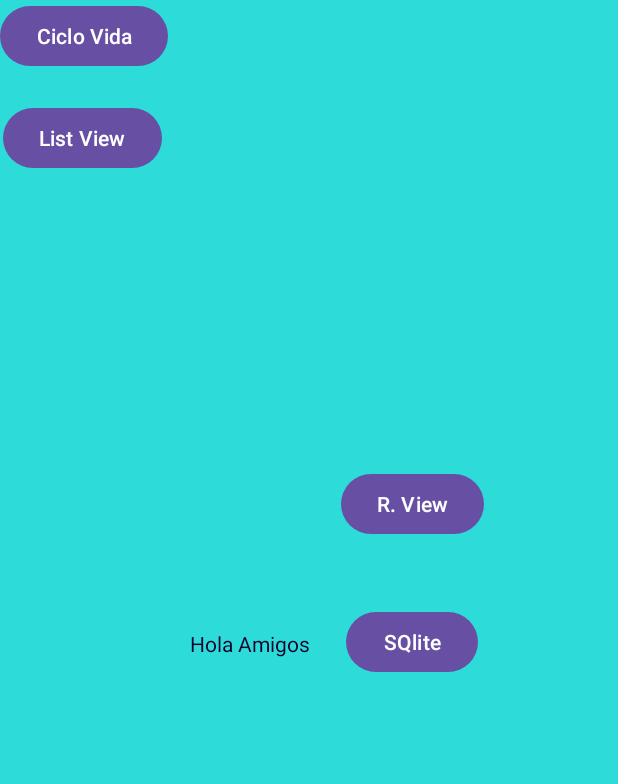
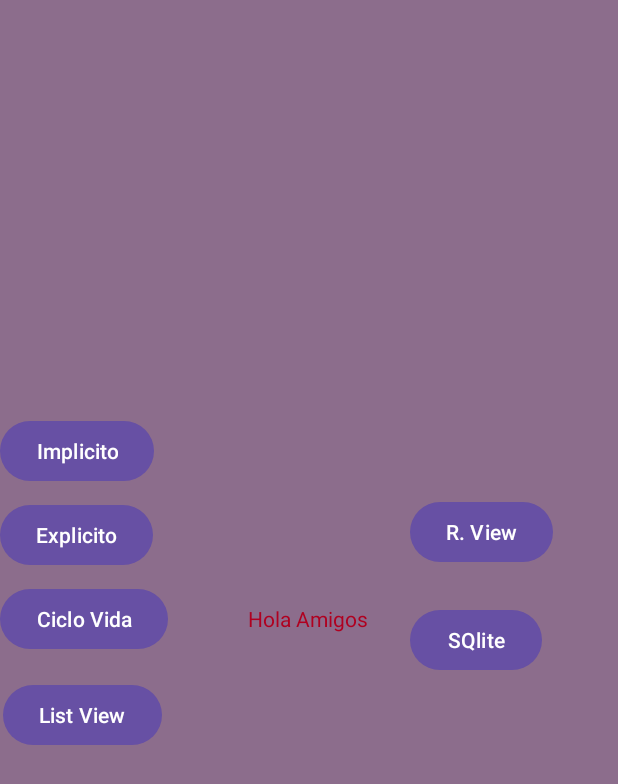
Before and after one commit to TAnthonyR/mov-gr1-perea-soledispa-santiago-jefferson, an Android app: the screen it shows after launch (MainActivity), on a phone screen of 412 x 824 dp. Shown: the top 784 px of the screen. Run offline under Robolectric (Android 15) with nearby library versions, the phone set to English and light mode, and no system bars.

Commit message:
clase 17/01 completaf

```diff
--- a/01-Android/app/src/main/res/layout/activity_main.xml
+++ b/01-Android/app/src/main/res/layout/activity_main.xml
@@ -5,8 +5,8 @@
     android:id="@+id/cl_ciclo_vida"
     android:layout_width="match_parent"
     android:layout_height="match_parent"
-    android:background="@color/font_color"
-    android:backgroundTint="@color/font_color"
+    android:background="@color/design_default_color_primary"
+    android:backgroundTint="@color/material_dynamic_tertiary50"
     tools:context=".MainActivity">
 
     <androidx.constraintlayout.widget.Guideline
@@ -20,26 +20,38 @@
         android:id="@+id/btn_sqlite"
         android:layout_width="wrap_content"
         android:layout_height="wrap_content"
-        android:layout_marginStart="24dp"
+        android:layout_marginStart="28dp"
         android:text="SQlite"
         app:layout_constraintBottom_toBottomOf="@+id/textView"
         app:layout_constraintStart_toEndOf="@+id/textView"
         app:layout_constraintTop_toTopOf="@+id/textView"
-        app:layout_constraintVertical_bias="0.551" />
+        app:layout_constraintVertical_bias="0.0" />
+
+    <Button
+        android:id="@+id/btn_ir_intent_explicito"
+        android:layout_width="wrap_content"
+        android:layout_height="wrap_content"
+        android:layout_marginBottom="8dp"
+        android:text="Explicito"
+        app:layout_constraintBottom_toTopOf="@+id/btn_ciclo_vida"
+        app:layout_constraintEnd_toEndOf="@+id/btn_ciclo_vida"
+        app:layout_constraintHorizontal_bias="0.0"
+        app:layout_constraintStart_toStartOf="@+id/btn_ciclo_vida" />
 
     <Button
         android:id="@+id/btn_ciclo_vida"
         android:layout_width="wrap_content"
         android:layout_height="wrap_content"
         android:text="Ciclo Vida"
-        tools:layout_editor_absoluteX="58dp"
-        tools:layout_editor_absoluteY="403dp" />
+        app:layout_constraintBottom_toBottomOf="@+id/textView"
+        app:layout_constraintTop_toTopOf="@+id/textView"
+        tools:layout_editor_absoluteX="36dp" />
 
     <Button
         android:id="@+id/btn_ir_list_view"
         android:layout_width="wrap_content"
         android:layout_height="wrap_content"
-        android:layout_marginTop="20dp"
+        android:layout_marginTop="16dp"
         android:text="List View"
         app:layout_constraintEnd_toEndOf="@+id/btn_ciclo_vida"
         app:layout_constraintHorizontal_bias="0.333"
@@ -47,20 +59,10 @@
         app:layout_constraintTop_toBottomOf="@+id/btn_ciclo_vida" />
 
     <Button
-        android:id="@+id/btn_ir_intent_explicito"
-        android:layout_width="wrap_content"
-        android:layout_height="wrap_content"
-        android:layout_marginBottom="12dp"
-        android:text="Explicito"
-        app:layout_constraintBottom_toTopOf="@+id/btn_ciclo_vida"
-        app:layout_constraintEnd_toEndOf="@+id/btn_ciclo_vida"
-        app:layout_constraintStart_toStartOf="@+id/btn_ciclo_vida" />
-
-    <Button
         android:id="@+id/btn_ir_intent_implicito"
         android:layout_width="wrap_content"
         android:layout_height="wrap_content"
-        android:layout_marginBottom="16dp"
+        android:layout_marginBottom="8dp"
         android:text="Implicito"
         app:layout_constraintBottom_toTopOf="@+id/btn_ir_intent_explicito"
         app:layout_constraintEnd_toEndOf="@+id/btn_ir_intent_explicito"
@@ -72,22 +74,22 @@
         android:layout_width="wrap_content"
         android:layout_height="wrap_content"
         android:text="@string/saludo"
-        android:textColor="@color/saludo_color"
+        android:textColor="@color/design_default_color_error"
         app:layout_constraintBottom_toBottomOf="parent"
         app:layout_constraintEnd_toEndOf="parent"
-        app:layout_constraintHorizontal_bias="0.068"
-        app:layout_constraintStart_toEndOf="@+id/btn_ciclo_vida"
-        app:layout_constraintTop_toTopOf="parent"
-        app:layout_constraintVertical_bias="0.521" />
+        app:layout_constraintHorizontal_bias="0.498"
+        app:layout_constraintStart_toStartOf="parent"
+        app:layout_constraintTop_toTopOf="parent" />
 
     <Button
         android:id="@+id/btn_recycler_view"
         android:layout_width="wrap_content"
         android:layout_height="wrap_content"
-        android:layout_marginBottom="44dp"
+        android:layout_marginBottom="24dp"
         android:text="R. View"
         app:layout_constraintBottom_toTopOf="@+id/btn_sqlite"
         app:layout_constraintEnd_toEndOf="@+id/btn_sqlite"
+        app:layout_constraintHorizontal_bias="0.0"
         app:layout_constraintStart_toStartOf="@+id/btn_sqlite" />
 
 </androidx.constraintlayout.widget.ConstraintLayout>
```
